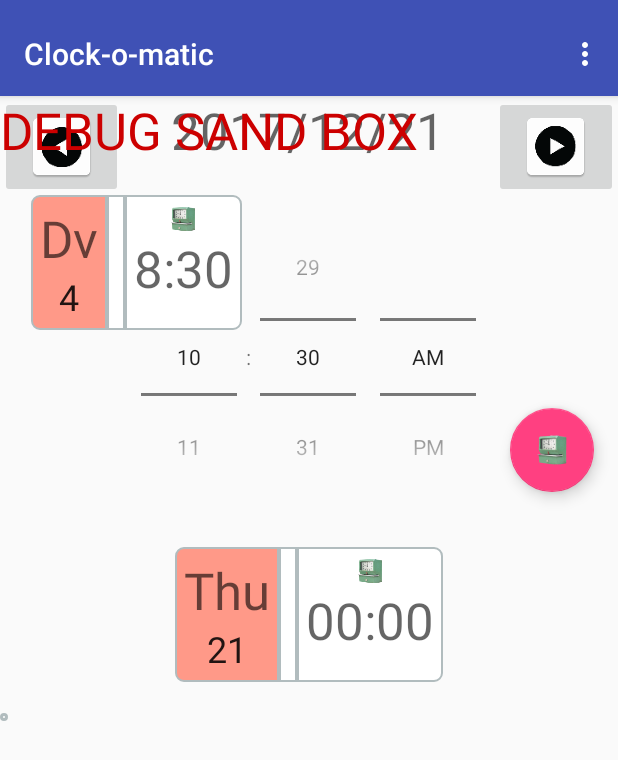
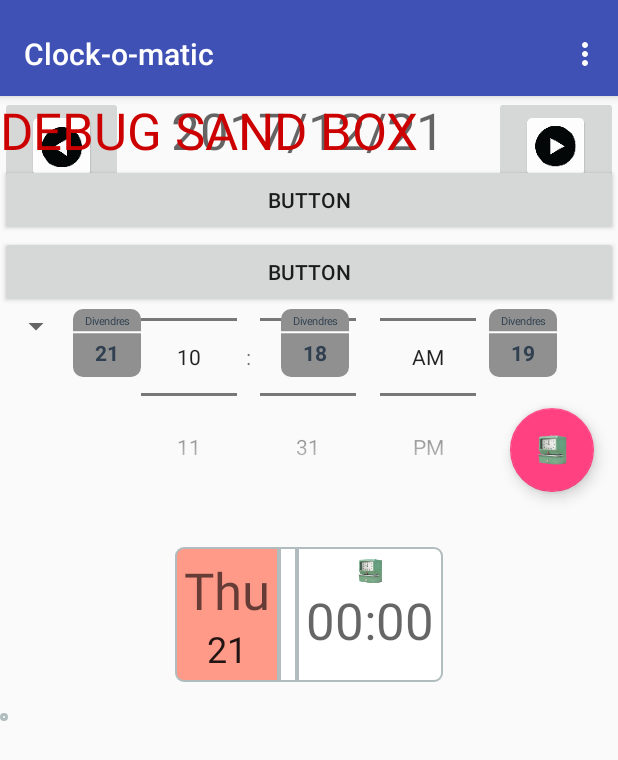
Before and after one commit to joan-esteban/clockomatic, an Android app: the fragment DebugFragment placed in its activity, on a phone screen of 412 x 824 dp. Shown: the top 760 px of the screen. Run offline under Robolectric (Android 15) with nearby library versions, the light colour scheme and no system bars; network calls fail.

Commit message:
Custom view to show a day in a calendar way

```diff
--- a/app/src/main/java/org/jesteban/clockomatic/MainActivity.java
+++ b/app/src/main/java/org/jesteban/clockomatic/MainActivity.java
@@ -68,6 +68,9 @@
 
                 }
             }
+        }
+        if (BuildConfig.DEBUG){
+            menuShowDebug();
         }
     }
 
--- a/app/src/main/java/org/jesteban/clockomatic/views/DayDetailView.java
+++ /dev/null
@@ -1,38 +0,0 @@
-package org.jesteban.clockomatic.views;
-
-
-import android.content.Context;
-import android.graphics.Paint;
-import android.support.annotation.Nullable;
-import android.util.AttributeSet;
-
-import android.view.LayoutInflater;
-import android.widget.LinearLayout;
-import android.widget.TextView;
-
-import org.jesteban.clockomatic.R;
-
-public class DayDetailView extends LinearLayout {
-
-    private final Paint mPaint = new Paint();
-
-    public DayDetailView(Context context) {
-        this(context, null,0);
-
-    }
-
-    public DayDetailView(Context context, @Nullable AttributeSet attrs) {
-        this(context, attrs,0);
-    }
-
-    public DayDetailView(Context context, @Nullable AttributeSet attrs, int defStyle) {
-        super(context, attrs, defStyle);
-        LayoutInflater inflater = (LayoutInflater) context
-                .getSystemService(Context.LAYOUT_INFLATER_SERVICE);
-        inflater.inflate(R.layout.view_detail, this, true);
-    }
-
-
-
-
-}
--- a/app/src/main/java/org/jesteban/clockomatic/views/DebugFragment.java
+++ b/app/src/main/java/org/jesteban/clockomatic/views/DebugFragment.java
@@ -5,17 +5,60 @@
 import android.view.LayoutInflater;
 import android.view.View;
 import android.view.ViewGroup;
+import android.widget.Button;
+import android.widget.TableRow;
 
 import org.jesteban.clockomatic.R;
 
 public class DebugFragment extends Fragment {
+    View view = null;
+    MyCalendarDayView dayView=null;
+
     public DebugFragment() {
         // Required empty public constructor
     }
 
     public View onCreateView(LayoutInflater inflater, ViewGroup container,
                              Bundle savedInstanceState) {
-        return inflater.inflate(R.layout.fragment_debug, container, false);
+        view = inflater.inflate(R.layout.fragment_debug, container, false);
+        //View kk = view.findViewById(R.id.debug_day_view2);
+        //dayView = (DayDetailView) view.findViewById(R.id.debug_day_view2);
+        TableRow layout = (TableRow)view.findViewById(R.id.debug_layout_row_2);
+        dayView = new MyCalendarDayView(getContext());
+        layout.addView(dayView);
+        Button button = (Button) view.findViewById(R.id.button6);
+        button.setOnClickListener(new View.OnClickListener() {
+            @Override
+            public void onClick(View v) {
+
+                dayView.setWorkingDay(!dayView.isWorkingDay());
+            }
+        });
+
+        Button button2 = (Button) view.findViewById(R.id.button_debug_2);
+        button2.setOnClickListener(new View.OnClickListener() {
+            @Override
+            public void onClick(View v) {
+
+                dayView.setSmall(!dayView.isSmall());
+            }
+        });
+        MyCalendarDayView dayView2;
+        for (int i=18 ; i<23; i++) {
+            dayView2 = new MyCalendarDayView(getContext());
+            dayView2.setTextMiddle(Integer.toString(i));
+            dayView2.setOnClickListener(new View.OnClickListener() {
+                @Override
+                public void onClick(View v) {
+                    MyCalendarDayView clickedDayView = (MyCalendarDayView) v;
+                    clickedDayView.setSmall(!clickedDayView.isSmall());
+                }
+            });
+            layout.addView(dayView2);
+        };
+
+        return view;
+
     }
 
 }
--- /dev/null
+++ b/app/src/main/java/org/jesteban/clockomatic/views/MyCalendarDayView.java
@@ -0,0 +1,228 @@
+package org.jesteban.clockomatic.views;
+
+
+import android.content.Context;
+import android.graphics.Canvas;
+import android.graphics.Color;
+import android.graphics.Paint;
+import android.graphics.Rect;
+import android.graphics.RectF;
+import android.graphics.Typeface;
+import android.support.annotation.Nullable;
+import android.util.AttributeSet;
+import android.view.View;
+
+
+//https://stackoverflow.com/questions/3654321/measuring-text-height-to-be-drawn-on-canvas-android
+
+
+
+
+public class MyCalendarDayView extends View {
+    private  int colorCalendarBg = 0;
+    private  int colorCalendarText = 0;
+    private boolean small=true;
+    private String textUpper = "Divendres";
+    private String textMiddle = "21";
+    private String textBottom = "Juliol 07";
+    DrawCalendarIcon drawCalendarIcon = new DrawCalendarIcon();
+
+    private Rect calendarRect=new Rect();
+
+    public MyCalendarDayView(Context context) {
+        this(context, null,0);
+    }
+
+    public MyCalendarDayView(Context context, @Nullable AttributeSet attrs) {
+        this(context, attrs,0);
+    }
+
+    public MyCalendarDayView(Context context, @Nullable AttributeSet attrs, int defStyle) {
+        super(context, attrs, defStyle);
+        setColorsGrey();
+    }
+
+    public String getTextUpper() {
+        return textUpper;
+    }
+
+    public void setTextUpper(String textUpper) {
+        this.textUpper = textUpper;
+    }
+
+    public String getTextMiddle() {
+        return textMiddle;
+    }
+
+    public void setTextMiddle(String textMiddle) {
+        this.textMiddle = textMiddle;
+    }
+
+    public String getTextBottom() {
+        return textBottom;
+    }
+
+    public void setTextBottom(String textBottom) {
+        this.textBottom = textBottom;
+    }
+
+    public void setColorsGrey(){
+        colorCalendarBg = 0xff909090;
+        colorCalendarText = 0xff304050;
+        this.drawCalendarIcon.init(colorCalendarBg, colorCalendarText,small);
+        invalidate();
+    }
+    public void setColorRed(){
+        colorCalendarBg = 0xFFd09090;
+        colorCalendarText = 0xff603030;
+        this.drawCalendarIcon.init(colorCalendarBg, colorCalendarText,small);
+        invalidate();
+    }
+    public void setColorBlue(){
+        colorCalendarBg = 0xff9090d0;
+        colorCalendarText = 0xff303060;
+        this.drawCalendarIcon.init(colorCalendarBg, colorCalendarText,small);
+        invalidate();
+    }
+    public void setWorkingDay(boolean workingDay) {
+        isWorkingDay = workingDay;
+        if (isWorkingDay()){
+            setColorBlue();
+        } else {
+            setColorRed();
+        }
+    }
+
+    public void setSmall(boolean v){
+        this.small=v;
+        this.drawCalendarIcon.init(colorCalendarBg, colorCalendarText,small);
+        invalidate();
+        // This force to recalculate size
+        this.setMinimumHeight(0);
+    }
+    public boolean isSmall(){
+        return this.small;
+    }
+
+    private  boolean isWorkingDay = false;
+    public boolean isWorkingDay() {
+        return isWorkingDay;
+    }
+
+
+
+
+    @Override
+    protected void onSizeChanged(int w, int h, int oldw, int oldh) {
+        super.onSizeChanged(w, h, oldw, oldh);
+        float xpad = (float)(getPaddingLeft() + getPaddingRight());
+        float ypad = (float)(getPaddingTop() + getPaddingBottom());
+        int fitw = Math.min(w, getSuggestedMinimumWidth());
+        int fith = Math.min(h, getSuggestedMinimumHeight());
+        float ww = (float)fitw - xpad;
+        float hh = (float)fith - ypad;
+        calendarRect= new Rect(0,0,(int)ww,(int)hh);
+    }
+
+
+    @Override
+    public void onDraw(Canvas canvas) {
+        drawCalendarIcon.drawCalendarIcon(canvas,calendarRect, textUpper, textMiddle,textBottom);
+    }
+
+    @Override
+    protected int getSuggestedMinimumWidth() {
+        return (getSuggestedMinimumHeight());
+    }
+
+    @Override
+    protected int getSuggestedMinimumHeight() {
+        if (isSmall()) return 70;
+        return 110;
+    }
+
+    @Override
+    protected void onMeasure(int widthMeasureSpec, int heightMeasureSpec) {
+        // Try for a width based on our minimum
+        int minw = getPaddingLeft() + getPaddingRight() + getSuggestedMinimumWidth();
+
+        int w = Math.max(minw, MeasureSpec.getSize(widthMeasureSpec));
+
+        int minh =getSuggestedMinimumHeight() + getPaddingBottom() + getPaddingTop();
+        int h = Math.min(MeasureSpec.getSize(heightMeasureSpec), minh);
+
+        setMeasuredDimension(w, h);
+    }
+
+    class DrawCalendarIcon{
+        private final Paint paintBgRect = new Paint();
+        private final Paint paintBgLine = new Paint();
+        private final Paint paintUpperText = new Paint();
+        private final Paint paintMiddleText = new Paint();
+        private final Paint paintBottomText = new Paint();
+        private int factorTextUpper=11;
+        private int factorMiddleUpper=28;
+        private int factorBottonUpper=9;
+        private int radiusBg= 20;
+
+        void init(int colorBg, int colorText, boolean small){
+            if (small){
+                factorTextUpper=7;
+                factorMiddleUpper=28 /2;
+                factorBottonUpper=9 /2;
+                radiusBg= 20 /2;
+            } else{
+                factorTextUpper=11;
+                factorMiddleUpper=28;
+                factorBottonUpper=9;
+                radiusBg= 20;
+            }
+            paintBgRect.setStyle(Paint.Style.FILL);
+            paintBgRect.setStrokeWidth(1);
+            paintBgRect.setColor(colorBg);
+
+            paintBgLine.setStyle(Paint.Style.FILL);
+            paintBgLine.setStrokeWidth(2);
+            paintBgLine.setColor(Color.WHITE);
+
+            paintUpperText.setAntiAlias(true);
+            paintUpperText.setTextSize(factorTextUpper * getResources().getDisplayMetrics().density);
+            paintUpperText.setStrokeWidth(2);
+            paintUpperText.setColor(colorText);
+            paintUpperText.setTextAlign(Paint.Align.CENTER);
+            paintUpperText.setTypeface(Typeface.create(Typeface.DEFAULT, Typeface.NORMAL));
+
+            paintMiddleText.setAntiAlias(true);
+            paintMiddleText.setColor(colorText);
+            paintMiddleText.setTextAlign(Paint.Align.CENTER);
+            paintMiddleText.setTypeface(Typeface.create(Typeface.DEFAULT, Typeface.BOLD));
+            paintMiddleText.setTextSize(factorMiddleUpper * getResources().getDisplayMetrics().density);
+
+            paintBottomText.setAntiAlias(true);
+            paintBottomText.setTextAlign(Paint.Align.CENTER);
+            paintBottomText.setTypeface(Typeface.create(Typeface.DEFAULT, Typeface.NORMAL));
+            paintBottomText.setTextSize(factorBottonUpper * getResources().getDisplayMetrics().density);
+            paintBottomText.setColor(colorText);
+        }
+
+
+        void drawCalendarIcon(Canvas canvas, Rect where,
+                              String upper, String middle, String bottom)
+        {
+            drawBg(canvas,where);
+            canvas.drawText(upper, where.centerX(), where.bottom/4, this.paintUpperText);
+            if (small){
+                canvas.drawText(middle, where.centerX(), (int)(where.bottom*0.77), this.paintMiddleText);
+            } else canvas.drawText(middle, where.centerX(), (int)(where.bottom*0.80), this.paintMiddleText);
+            if (!small) canvas.drawText(bottom, where.centerX() , (int)(where.bottom*0.95), this.paintBottomText);
+        }
+
+        void drawBg(Canvas canvas, Rect where){
+            int padding = 1;
+            RectF rectF=new RectF(where.left + padding,where.top +padding, where.right-padding, where.bottom-padding);
+
+            canvas.drawRoundRect(rectF,radiusBg,radiusBg,paintBgRect);
+            canvas.drawLine(rectF.left,rectF.bottom*0.35f, rectF.right, rectF.bottom*0.35f,paintBgLine);
+        }
+    }
+}
--- a/app/src/main/res/layout/fragment_debug.xml
+++ b/app/src/main/res/layout/fragment_debug.xml
@@ -1,5 +1,6 @@
 <?xml version="1.0" encoding="utf-8"?>
 <LinearLayout xmlns:android="http://schemas.android.com/apk/res/android"
+    android:id="@+id/debug_layout"
     android:orientation="vertical" android:layout_width="match_parent"
     android:layout_height="match_parent">
 
@@ -11,10 +12,51 @@
         android:textAppearance="@style/TextAppearance.AppCompat.Display1"
         android:textColor="@android:color/holo_red_dark" />
 
+    <Button
+        android:id="@+id/button6"
+        android:layout_width="match_parent"
+        android:layout_height="wrap_content"
+        android:text="Button" />
+
+    <Button
+        android:id="@+id/button_debug_2"
+        android:layout_width="match_parent"
+        android:layout_height="wrap_content"
+        android:text="Button" />
+
+    <TableLayout
+        android:layout_width="match_parent"
+        android:layout_height="match_parent">
+
+
+
+        <TableRow
+            android:id="@+id/debug_layout_row_2"
+            android:layout_width="match_parent"
+            android:layout_height="match_parent">
+            <Spinner
+                android:id="@+id/spinner"
+                android:layout_width="match_parent"
+                android:layout_height="wrap_content" />
+        </TableRow>
+
+        <TableRow
+            android:id="@+id/debug_layout_row_3"
+            android:layout_width="match_parent"
+            android:layout_height="match_parent" />
+
+        <TableRow
+            android:layout_width="match_parent"
+            android:layout_height="match_parent" />
+    </TableLayout>
+
+
+<!--
     <view
         class="org.jesteban.clockomatic.views.DayDetailView"
-        id="@+id/view"
+        id="@+id/debug_day_view2"
         layout_width="match_parent"
-        android:layout_width="wrap_content"
-        android:layout_height="wrap_content" />
+        android:layout_width="match_parent"
+        android:layout_height="match_parent" />
+-->
 </LinearLayout>
--- a/app/src/main/res/layout/no_use_just_test.xml
+++ b/app/src/main/res/layout/no_use_just_test.xml
@@ -5,7 +5,7 @@
     android:weightSum="1">
 
     <view
-        class="org.jesteban.clockomatic.views.DayDetailView"
+        class="org.jesteban.clockomatic.views.MyCalendarDayView"
         id="@+id/view"
         layout_width="match_parent"
         android:layout_width="347dp"
```
Also changed, not shown: 1 other file.
